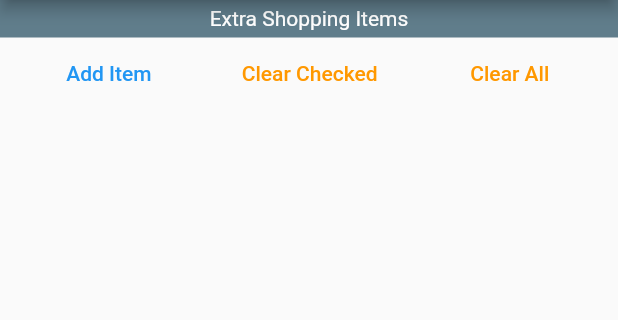
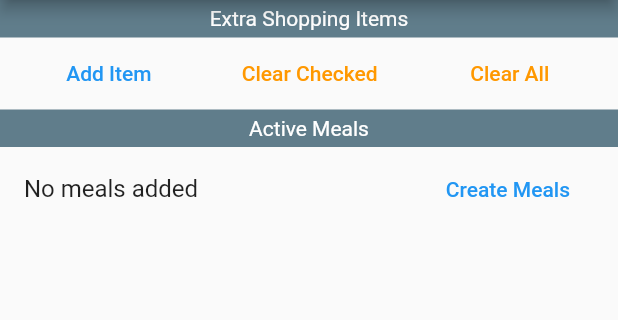
Before and after one commit to krusek/mealplan, a Flutter app: the screen it shows after launch, on a phone screen of 412 x 824 dp, the part 84-404 px from its top. Run offline on Flutter 3.47's test engine with Material 2 defaults, Android fonts, the phone set to English and light mode, and no system bars; our stand-ins replace cloud_firestore, firebase_core, rxdart; accounts and stored records are empty; statements that could not run were skipped.

Commit message:
direction when there are no meals

```diff
--- a/lib/main.dart
+++ b/lib/main.dart
@@ -85,6 +85,23 @@ class MyHomePage extends StatelessWidget {
             stream: database.activeMealaStream,
             builder: (context, data) {
               if (data.data == null) return Text("Loading");
+              if (data.data.length == 0) {
+                return Column(
+                  children: <Widget>[
+                    MealTitleWidget(title: "Active Meals"),
+                    ListTile(
+                      title: Text("No meals added"),
+                      trailing: FlatButton(
+                        textColor: Theme.of(context).accentColor,
+                        child: Text("Create Meals"),
+                        onPressed: () {
+                          Navigator.of(context).pushNamed("/create_saved_meal/");
+                        }
+                      )
+                    ),
+                  ],
+                );
+              }
               return Column(
                 children: data.data.map((meal) {
                   return ActiveMealWidget(activeMeal: meal);
```
